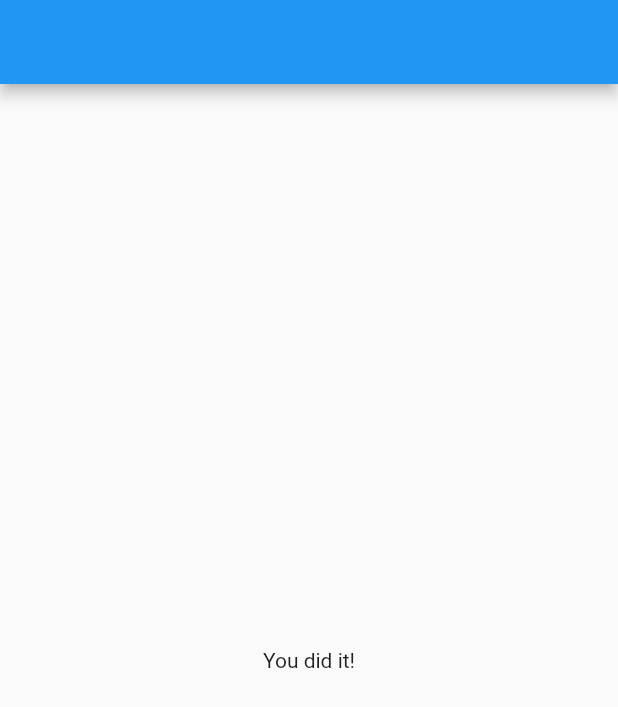
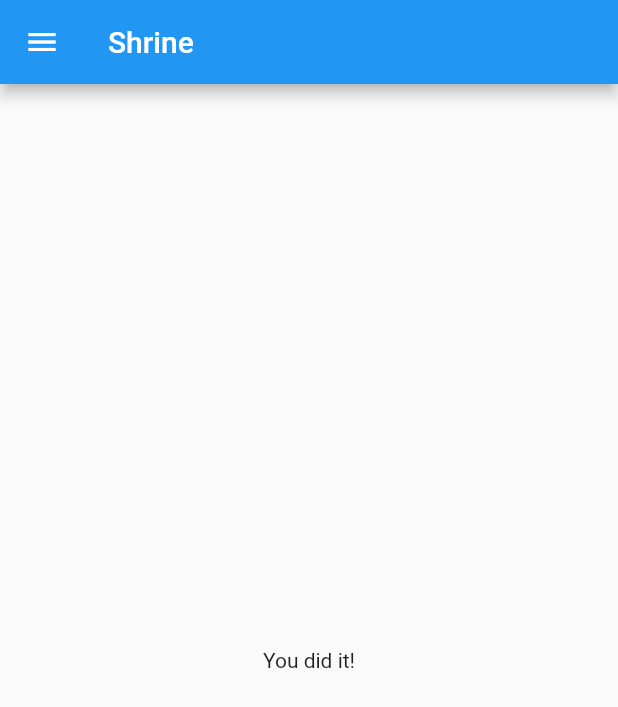
Before and after one commit to duliodenis/codelabs-flutter-mdc-101, a Flutter app: the HomePage screen opened directly, on a phone screen of 412 x 824 dp. Shown: the top 707 px of the screen. Run offline on Flutter 3.47's test engine with Material 2 defaults, Android fonts, the phone set to English and light mode, and no system bars.

Commit message:
Added a leading IconButton

```diff
--- a/mdc_100_series/lib/home.dart
+++ b/mdc_100_series/lib/home.dart
@@ -24,6 +24,13 @@ class HomePage extends StatelessWidget {
     return Scaffold(
       // TODO: Add app bar (102)
       appBar: AppBar(
+        title: Text("Shrine"),
+        leading: IconButton(
+          icon: Icon(Icons.menu),
+          onPressed: (){
+            print("Menu Button");
+          },
+        ),
 
       ),
 
```
